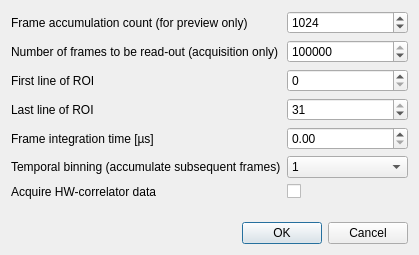
This is plugins/cam_rh2v2/cam_rh2v2_cfgdlg.ui in jkriege2/QuickFit3 as Qt 5 draws it before an edit. The edited form follows.
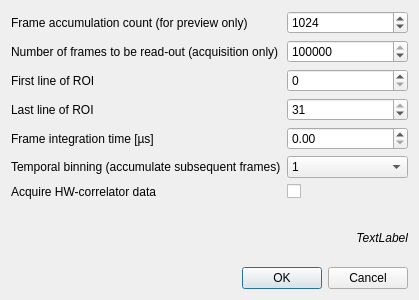
This is the edited form.

Commit message:
QuickFit3/rh2v2:   - now has label in config dialog that shows calculated info   - now outputs additional info in acquisition
QuickFit3/SPIMB040: light source widgets do not update setPower widgets that have the focus.

The edit to the form file:
```diff
--- a/plugins/cam_rh2v2/cam_rh2v2_cfgdlg.ui
+++ b/plugins/cam_rh2v2/cam_rh2v2_cfgdlg.ui
@@ -7,7 +7,7 @@
     <x>0</x>
     <y>0</y>
     <width>419</width>
-    <height>255</height>
+    <height>300</height>
    </rect>
   </property>
   <property name="windowTitle">
@@ -174,6 +174,37 @@
          </property>
         </widget>
        </item>
+       <item row="8" column="0" colspan="2">
+        <widget class="QLabel" name="labRuntime">
+         <property name="font">
+          <font>
+           <italic>true</italic>
+          </font>
+         </property>
+         <property name="text">
+          <string>TextLabel</string>
+         </property>
+         <property name="alignment">
+          <set>Qt::AlignRight|Qt::AlignTrailing|Qt::AlignVCenter</set>
+         </property>
+        </widget>
+       </item>
+       <item row="7" column="1">
+        <spacer name="verticalSpacer">
+         <property name="orientation">
+          <enum>Qt::Vertical</enum>
+         </property>
+         <property name="sizeType">
+          <enum>QSizePolicy::Fixed</enum>
+         </property>
+         <property name="sizeHint" stdset="0">
+          <size>
+           <width>20</width>
+           <height>20</height>
+          </size>
+         </property>
+        </spacer>
+       </item>
       </layout>
      </item>
     </layout>
```
The commit also changes 6 other files.
